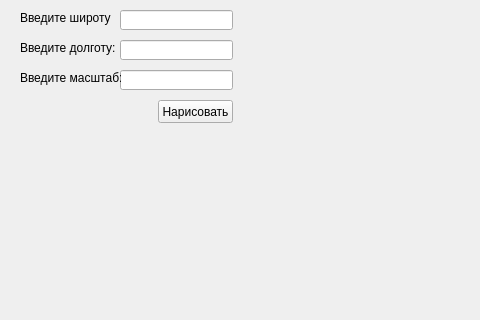
The window that ui_file.ui (heNtY1/big_api_task) describes before a commit, drawn with Qt 5; both pictures show x 0 to 480 and y 0 to 320 of the 640 by 460 pixel window.
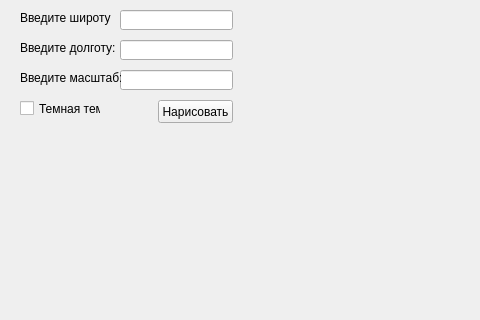
The same window after the commit.

Patch:
```diff
--- a/ui_file.ui
+++ b/ui_file.ui
@@ -123,6 +123,19 @@
     <string/>
    </property>
   </widget>
+  <widget class="QCheckBox" name="checkBox">
+   <property name="geometry">
+    <rect>
+     <x>20</x>
+     <y>100</y>
+     <width>81</width>
+     <height>17</height>
+    </rect>
+   </property>
+   <property name="text">
+    <string>Темная тема</string>
+   </property>
+  </widget>
  </widget>
  <resources/>
  <connections/>
```
Left out of the diff: 2 changed lines with no effect on the pictures.
